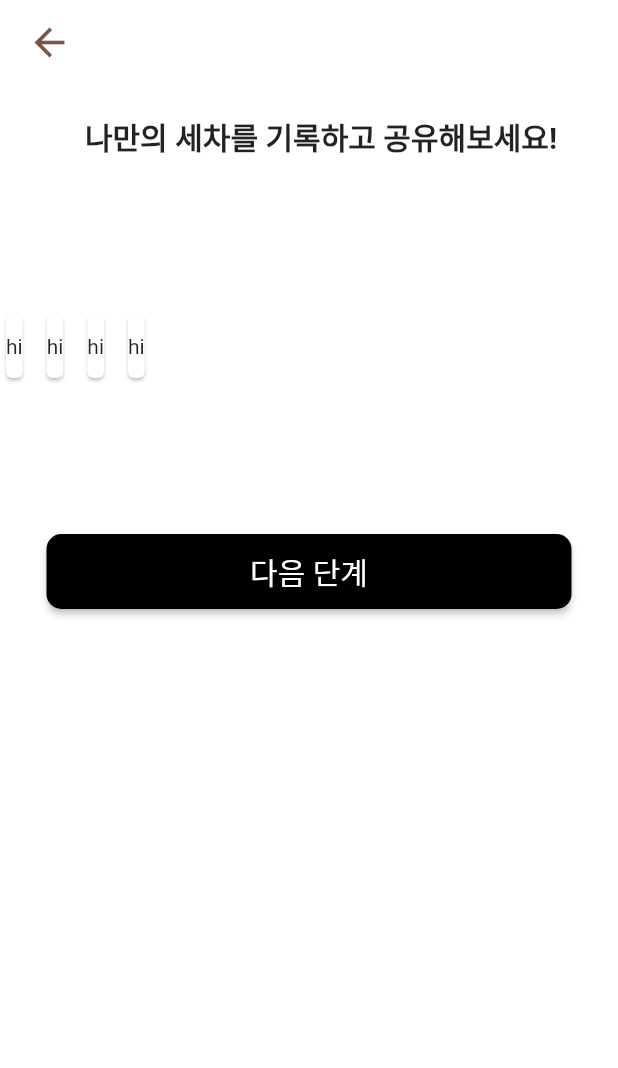
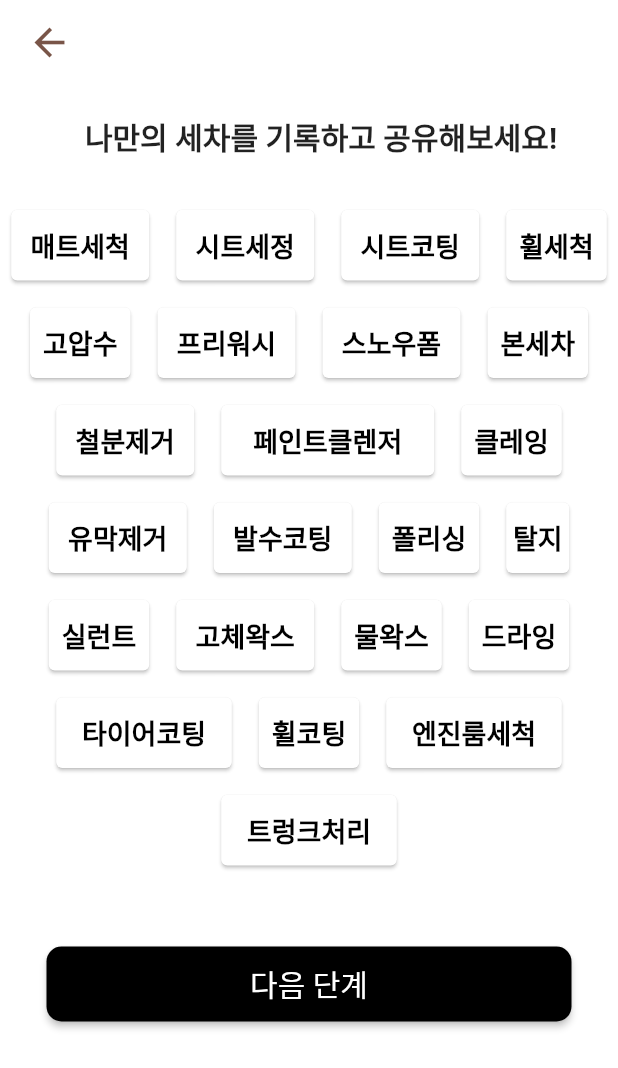
Before and after one commit to changmin2/carwash, a Flutter app: the RecordFirstScreen screen opened by its route, on a phone screen of 412 x 824 dp. Shown: the top 1068 px of the screen. Run offline on Flutter 3.47's test engine with Material 2 defaults, Android fonts, the phone set to English and light mode, and no system bars; our stand-ins replace dio, flutter_native_splash, flutter_riverpod, flutter_secure_storage, geolocator, go_router and 2 more; accounts and stored records are empty; generated files the repository leaves out were written again.

Commit message:
carwash record screen

```diff
--- a/lib/car/component/select_card.dart
+++ b/lib/car/component/select_card.dart
@@ -1,4 +1,5 @@
 import 'package:carwash/car/provider/select_provider.dart';
+import 'package:carwash/common/const/colors.dart';
 import 'package:flutter/material.dart';
 import 'package:flutter_riverpod/flutter_riverpod.dart';
 
@@ -17,6 +18,9 @@ class SelectCard extends ConsumerStatefulWidget {
 }
 
 class _SelectCardState extends ConsumerState<SelectCard> {
+  final washList = ['매트세척','시트세정','시트코팅','휠세척','고압수','프리워시','스노우폼','본세차'
+    ,'철분제거','페인트클렌저','클레잉','유막제거','발수코팅','폴리싱','탈지','실런트'
+    ,'고체왁스','물왁스','드라잉','타이어코팅','휠코팅','엔진룸세척','트렁크처리'];
   @override
   Widget build(BuildContext context) {
     final state = ref.watch(SelectProvider);
@@ -25,13 +29,19 @@ class _SelectCardState extends ConsumerState<SelectCard> {
         ref.read(SelectProvider.notifier).select(widget.index);
       },
       child: SizedBox(
-
+        width: washList[widget.index].length*25,
+        height: 55,
         child: Card(
           elevation: 1,
-          color: widget.select == 0 ? Colors.white : Colors.green,
+          color: widget.select == 0 ? Colors.white : PRIMARY_COLOR,
           child: Center(
             child: Text(
-              'hi'
+              washList[widget.index],
+              style: TextStyle(
+                color: widget.select == 0 ? Colors.black : Colors.white,
+                fontSize: 18,
+                fontWeight: FontWeight.w700
+              ),
             ),
           ),
         ),
--- a/lib/car/view/register_first_screen.dart
+++ b/lib/car/view/register_first_screen.dart
@@ -16,14 +16,18 @@ class RecordFirstScreen extends ConsumerStatefulWidget {
 }
 
 class _RecordFirstScreenState extends ConsumerState<RecordFirstScreen> {
-
+  final washList = ['매트세척','시트세정','시트코팅','휠세척','고압수','프리워시','스노우폼','본세차'
+        ,'철분제거','페인트클렌저','클레잉','유막제거','발수코팅','폴리싱','탈지','실런트'
+        ,'고체왁스','물왁스','드라잉','타이어코팅','휠코팅','엔진룸세척','트렁크저리'];
   @override
   Widget build(BuildContext context) {
     final state = ref.watch(SelectProvider);
     return DefaultLayoutV2(
       appBar: _renderAppbar(context),
+      child: SingleChildScrollView(
         child: Column(
           crossAxisAlignment: CrossAxisAlignment.center,
+
           children: [
             const SizedBox(height: 20),
             Padding(
@@ -36,29 +40,18 @@ class _RecordFirstScreenState extends ConsumerState<RecordFirstScreen> {
                 ),
               ),
             ),
-          SizedBox(height: 100),
-          Column(
-            crossAxisAlignment: CrossAxisAlignment.center,
-            children: [
-              Container(
-                height: 50,
-                width:  MediaQuery.of(context).size.width,
-                  child: ListView.builder(
-                  itemCount: 4,
-                  scrollDirection: Axis.horizontal,
-                  itemBuilder: (BuildContext context,int index){
-                    return Padding(
-                        padding: EdgeInsets.only(right: 8),
-                        child: SelectCard(
-                          index: index,
-                          select: state.selects[index],
+            SizedBox(height: 30),
+            Wrap(
+                direction: Axis.horizontal, // 정렬 방향
+                alignment: WrapAlignment.center, // 정렬 방식
+                spacing: 10,  // 상하(좌우) 공간
+                runSpacing: 10, // 좌우(상하) 공간
+                children: List.generate(washList.length, (i)=> SelectCard(select: state.selects[i], index: i,))
+              // WsmBoxWidget()
             ),
-                      );
-                    },
-                  ),
-              ),
-              SizedBox(height: 100),
-              ElevatedButton(
+            SizedBox(height: 50),
+            Center(
+              child: ElevatedButton(
                   style: ElevatedButton.styleFrom(
                     onPrimary: Colors.grey,
                     animationDuration: Duration(milliseconds: 1000),
@@ -69,8 +62,13 @@ class _RecordFirstScreenState extends ConsumerState<RecordFirstScreen> {
                       borderRadius: BorderRadius.circular(10),
                     ),
                   ),
-                  onPressed: (){
-                    context.goNamed(RecordTwoScreen.routeName);
+                  onPressed: () async {
+                    var newList = [];
+                    newList = await washList.where((element) => state.selects[washList.indexOf(element)]==1).toList();
+                    context.goNamed(
+                        RecordTwoScreen.routeName,
+                        queryParameters: {"query":newList.toString()}
+                    );
                   },
                   child: Text(
                       '다음 단계',
@@ -80,10 +78,10 @@ class _RecordFirstScreenState extends ConsumerState<RecordFirstScreen> {
                         color: Colors.white
                       ),
                   )
-              )
-          ]
+              ),
             ),
           ],
+        ),
       )
     );
   }
--- a/lib/user/provider/auth_provider.dart
+++ b/lib/user/provider/auth_provider.dart
@@ -43,7 +43,9 @@ class AuthProviderNotifier extends ChangeNotifier{
               GoRoute(
                 path: 'record/register/two',
                 name: RecordTwoScreen.routeName,
-                builder: (_,state) => RecordTwoScreen()
+                builder: (_,state) => RecordTwoScreen(
+                  query: state.queryParameters['query'],
+                )
               )
             ]
         )
```
Also changed, not shown: lib/car/view/register_two_screen.dart (+19 -14 lines). Lines whose indentation alone changed are shown as unchanged.
